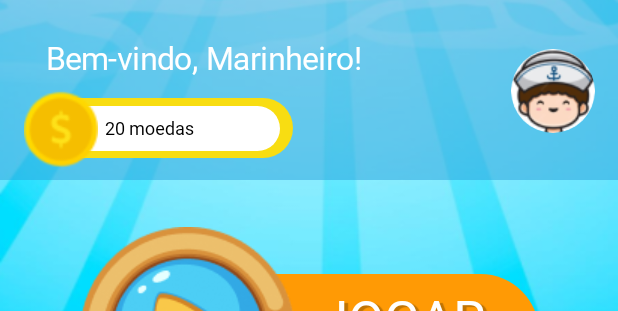
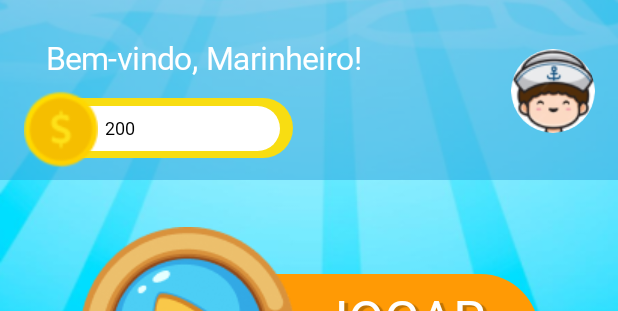
Before and after one commit to Projeto-Ancora/AncoraApp, an Android app built with Jetpack Compose: the @Preview function GreetingPreview, on a phone screen of 412 x 824 dp. Shown: the top 311 px of the screen. Run offline under Robolectric (Android 15) with nearby library versions, the phone set to English and light mode, and no system bars; Roboto replaces fonts that are not available here.

Commit message:
Update HomeActivity.kt

```diff
--- a/app/src/main/java/com/example/ancora/Telas/HomeActivity.kt
+++ b/app/src/main/java/com/example/ancora/Telas/HomeActivity.kt
@@ -156,7 +156,7 @@ fun VisualizadorDeMoedas(modifier: Modifier = Modifier) {
                     .background(Color.White)
             ) {
                 Text(
-                    text = "20 moedas",
+                    text = "200",
                     color = Color.Black,
                     style = TextStyle(
                         fontSize = 12.sp,
```
